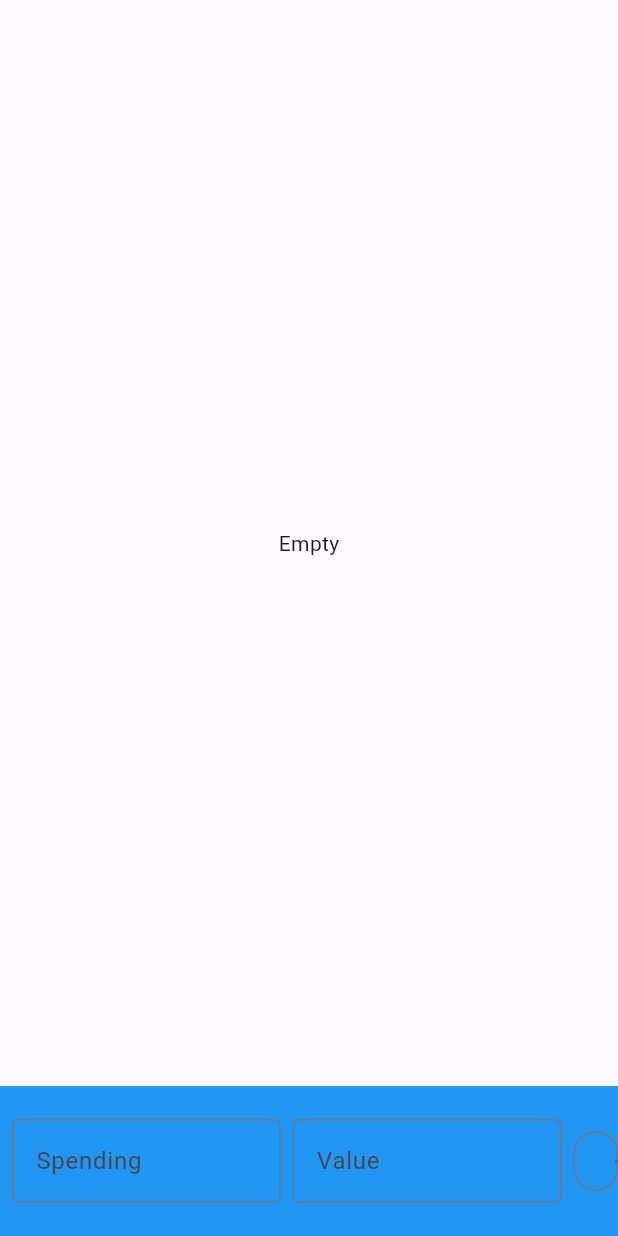
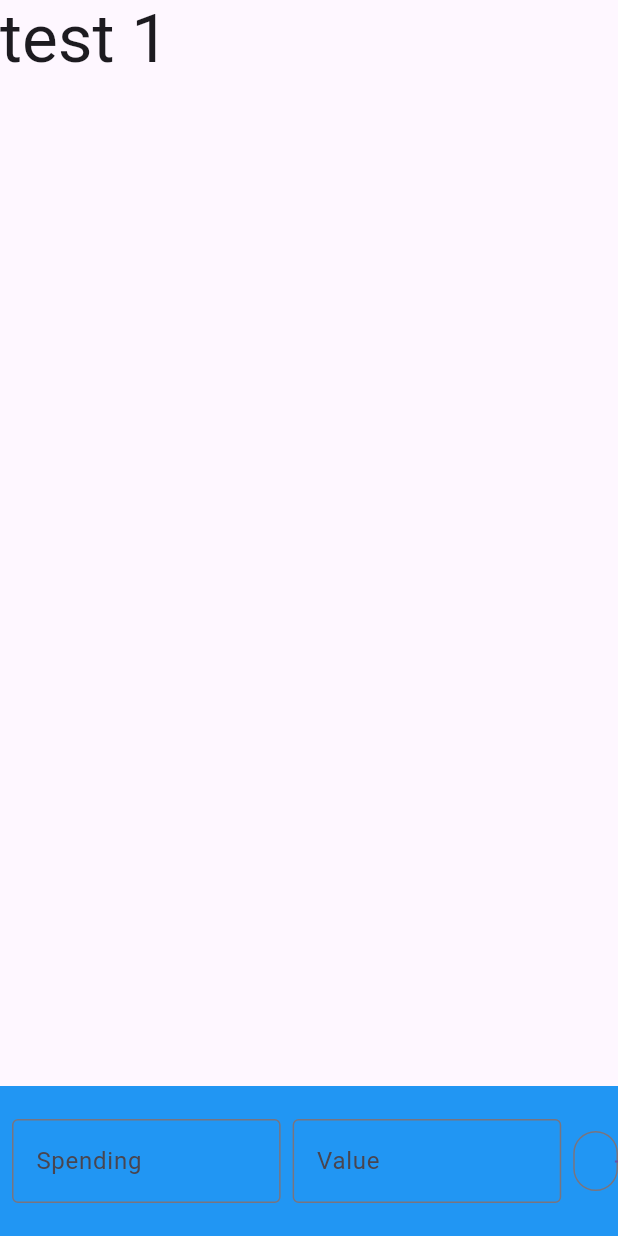
Before and after one commit to AdrienMDevMobile/flutter_gestion_finances, a Flutter app: the screen it shows after launch, after a tap on the "add" icon, on a phone screen of 412 x 824 dp. Run offline on Flutter 3.47's test engine with Material 3 defaults, Android fonts, the phone set to English and light mode, and no system bars; our stand-ins replace bloc, equatable, flutter_bloc.

```diff
--- /dev/null
+++ b/lib/spendings/bloc/spendings_bloc.dart
@@ -0,0 +1,20 @@
+import 'package:bloc/bloc.dart';
+import 'package:equatable/equatable.dart';
+import 'package:flutter/material.dart';
+
+import '../models/spending.dart';
+
+part 'spendings_event.dart';
+part 'spendings_state.dart';
+
+class SpendingsBloc extends Bloc<SpendingsEvent, SpendingsState> {
+  SpendingsBloc() : super(SpendingsInitial(List.empty())) {
+    on<AddSpendingEvent>(_onAddSpending);
+  }
+
+  void _onAddSpending(AddSpendingEvent event, Emitter<SpendingsState> emit) {
+    emit(SpendingsInitial(
+        List.from(state.spendings, growable: true).cast<Spending>()
+          ..add(Spending(value: event.value, name: event.name))));
+  }
+}
--- /dev/null
+++ b/lib/spendings/bloc/spendings_event.dart
@@ -0,0 +1,12 @@
+part of 'spendings_bloc.dart';
+
+@immutable
+sealed class SpendingsEvent {
+  const SpendingsEvent();
+}
+
+final class AddSpendingEvent extends SpendingsEvent {
+  const AddSpendingEvent({required this.value, required this.name});
+  final int value;
+  final String name;
+}
--- /dev/null
+++ b/lib/spendings/bloc/spendings_state.dart
@@ -0,0 +1,18 @@
+part of 'spendings_bloc.dart';
+
+@immutable
+sealed class SpendingsState extends Equatable {
+  const SpendingsState(this.spendings);
+
+  final List<Spending> spendings;
+
+  @override
+  List<Object> get props => [spendings];
+}
+
+final class SpendingsInitial extends SpendingsState {
+  const SpendingsInitial(super.spendings);
+
+  @override
+  String toString() => spendings.toString();
+}
--- /dev/null
+++ b/lib/spendings/models/models.dart
@@ -0,0 +1 @@
+export 'spending.dart';
--- a/lib/spendings/spendings.dart
+++ b/lib/spendings/spendings.dart
@@ -1,2 +1,4 @@
 //export 'domain/use_case/get_spendings_use_case.dart';
+export 'bloc/spendings_bloc.dart';
+export 'models/models.dart';
 export 'view/view.dart';
--- a/lib/spendings/view/cubit/spending_input_cubit.dart
+++ /dev/null
@@ -1,24 +0,0 @@
-//La classe observée
-import 'package:bloc/bloc.dart';
-
-import '../../domain/spending.dart';
-import 'spending_input_view_state.dart';
-import 'spendings_view_state.dart';
-
-class SpendingInputCubit extends Cubit<SpendingInputViewState> {
-  SpendingInputCubit() : super(SpendingInputViewState(name: "", value: 0));
-
-  /// Add the spending to the current state.
-  void add(int value, String name) {}
-
-  void onNameChanged(String newName) {
-    emit(SpendingInputViewState(name: newName, value: state.value));
-  }
-
-  void onValueChanged(int newValue) {
-    emit(SpendingInputViewState(name: state.name, value: newValue));
-  }
-
-  /// Subtract 1 from the current state.
-  //void decrement() => emit(state - 1);
-}
--- a/lib/spendings/view/cubit/spending_input_view_state.dart
+++ /dev/null
@@ -1,6 +0,0 @@
-class SpendingInputViewState {
-  String name;
-  int value;
-
-  SpendingInputViewState({required this.name, required this.value});
-}
--- a/lib/spendings/view/cubit/spendings_cubit.dart
+++ /dev/null
@@ -1,20 +0,0 @@
-//La classe observée
-import 'package:bloc/bloc.dart';
-
-import '../../domain/spending.dart';
-import 'spendings_view_state.dart';
-
-class SpendingsCubit extends Cubit<SpendingsViewState> {
-  SpendingsCubit()
-      : super(SpendingsViewState(spendings: List.empty(growable: true)));
-
-  /// Add the spending to the current state.
-  void add(int value, String name) {
-    emit(SpendingsViewState(
-        spendings: List.from(state.spendings, growable: true).cast<Spending>()
-          ..add(Spending(value: value, name: name))));
-  }
-
-  /// Subtract 1 from the current state.
-  //void decrement() => emit(state - 1);
-}
--- a/lib/spendings/view/cubit/spendings_view_state.dart
+++ /dev/null
@@ -1,7 +0,0 @@
-import '../../domain/spending.dart';
-
-class SpendingsViewState {
-  List<Spending> spendings;
-
-  SpendingsViewState({required this.spendings});
-}
--- a/lib/spendings/view/spending_create_bar.dart
+++ b/lib/spendings/view/spending_create_bar.dart
@@ -1,7 +1,7 @@
 import 'package:flutter/material.dart';
 import 'package:flutter_bloc/flutter_bloc.dart';
-import 'package:flutter_gestion_finances/spendings/view/cubit/spending_input_cubit.dart';
-import 'package:flutter_gestion_finances/spendings/view/cubit/spending_input_view_state.dart';
+
+import '../bloc/spendings_bloc.dart';
 
 class SpendingCreateBar extends StatelessWidget {
   const SpendingCreateBar({super.key});
@@ -16,35 +16,32 @@ class SpendingCreateBar extends StatelessWidget {
       child: Row(
         children: [
           const SizedBox(width: 8),
-          Flexible(
+          const Flexible(
               flex: 6,
               child: TextField(
-                decoration: const InputDecoration(
+                decoration: InputDecoration(
                   border: OutlineInputBorder(),
                   hintText: 'Spending',
                 ),
-                onChanged: (value) =>
-                    context.read<SpendingInputCubit>().onNameChanged(value),
               )),
           const SizedBox(width: 8),
-          Flexible(
+          const Flexible(
               flex: 6,
               child: TextField(
-                  decoration: const InputDecoration(
-                    border: OutlineInputBorder(),
-                    hintText: 'Value',
-                  ),
-                  keyboardType: TextInputType.number,
-                  onChanged: (value) => context
-                      .read<SpendingInputCubit>()
-                      .onValueChanged(int.parse(value)))),
+                decoration: InputDecoration(
+                  border: OutlineInputBorder(),
+                  hintText: 'Value',
+                ),
+                keyboardType: TextInputType.number,
+              )),
           //TODO variables de traduction
           const SizedBox(width: 8),
           Flexible(
               flex: 1,
               child: OutlinedButton(
-                onPressed: () =>
-                    context.read<SpendingInputCubit>().add(1, "test"),
+                onPressed: () => context
+                    .read<SpendingsBloc>()
+                    .add(const AddSpendingEvent(value: 1, name: "test")),
                 child: const Icon(Icons.add),
               )),
           const SizedBox(height: 8),
--- a/lib/spendings/view/spending_page.dart
+++ b/lib/spendings/view/spending_page.dart
@@ -1,9 +1,7 @@
 import 'package:flutter/material.dart';
 import 'package:flutter_bloc/flutter_bloc.dart';
-import 'package:flutter_gestion_finances/spendings/view/cubit/spendings_cubit.dart';
-import 'package:flutter_gestion_finances/spendings/view/spending_view.dart';
-
-import 'cubit/spending_input_cubit.dart';
+import '../bloc/spendings_bloc.dart';
+import 'spending_view.dart';
 
 class SpendingPage extends StatelessWidget {
   /// {@macro counter_page}
@@ -11,15 +9,8 @@ class SpendingPage extends StatelessWidget {
 
   @override
   Widget build(BuildContext context) {
-    return MultiBlocProvider(
-      providers: [
-        BlocProvider<SpendingsCubit>(
-          create: (context) => SpendingsCubit(),
-        ),
-        BlocProvider<SpendingInputCubit>(
-          create: (context) => SpendingInputCubit(),
-        ),
-      ],
+    return BlocProvider(
+      create: (_) => SpendingsBloc(),
       child: const SpendingView(),
     );
   }
--- a/lib/spendings/view/spending_view.dart
+++ b/lib/spendings/view/spending_view.dart
@@ -1,9 +1,6 @@
 import 'package:flutter/material.dart';
-import 'package:flutter_bloc/flutter_bloc.dart';
-import 'package:flutter_gestion_finances/spendings/spendings.dart';
-
-import 'cubit/spendings_view_state.dart';
 import 'spending_create_bar.dart';
+import 'spendings_list.dart';
 
 class SpendingView extends StatelessWidget {
   /// {@macro counter_view}
@@ -11,25 +8,9 @@ class SpendingView extends StatelessWidget {
 
   @override
   Widget build(BuildContext context) {
-    final textTheme = Theme.of(context).textTheme;
-    return Scaffold(
+    return const Scaffold(
       body: Center(
-        child: Column(children: <Widget>[
-          Expanded(
-            child: BlocBuilder<SpendingsCubit, SpendingsViewState>(
-              builder: (context, state) {
-                return state.spendings.isEmpty
-                    ? const Center(child: Text('Empty'))
-                    : ListView.builder(
-                        itemCount: state.spendings.length,
-                        itemBuilder: (_, index) => Text(
-                            '${state.spendings[index].name} ${state.spendings[index].value}',
-                            style: textTheme.displayMedium));
-              },
-            ),
-          ),
-          const SpendingCreateBar()
-        ]),
+        child: Column(children: <Widget>[SpendingsList(), SpendingCreateBar()]),
       ),
     );
   }
--- /dev/null
+++ b/lib/spendings/view/spendings_list.dart
@@ -0,0 +1,27 @@
+import 'package:flutter/material.dart';
+import 'package:flutter_bloc/flutter_bloc.dart';
+
+import '../bloc/spendings_bloc.dart';
+
+class SpendingsList extends StatelessWidget {
+  const SpendingsList({super.key});
+
+  @override
+  Widget build(BuildContext context) {
+    final textTheme = Theme.of(context).textTheme;
+
+    return Expanded(
+      child: BlocBuilder<SpendingsBloc, SpendingsState>(
+        builder: (context, state) {
+          return state.spendings.isEmpty
+              ? const Center(child: Text('Empty'))
+              : ListView.builder(
+                  itemCount: state.spendings.length,
+                  itemBuilder: (_, index) => Text(
+                      '${state.spendings[index].name} ${state.spendings[index].value}',
+                      style: textTheme.displayMedium));
+        },
+      ),
+    );
+  }
+}
--- a/lib/spendings/view/view.dart
+++ b/lib/spendings/view/view.dart
@@ -1,2 +1,2 @@
-export 'cubit/spendings_cubit.dart';
+//export 'domain/use_case/get_spendings_use_case.dart';
 export 'spending_page.dart';
--- /dev/null
+++ b/packages/spendings_repository/pubspec.yaml
@@ -0,0 +1,6 @@
+name: spending_repository
+description: Dart package which manages the spending domain.
+publish_to: none
+
+environment:
+  sdk: ">=3.0.0 <4.0.0"
--- a/pubspec.yaml
+++ b/pubspec.yaml
@@ -24,6 +24,7 @@ dependencies:
   # The following adds the Cupertino Icons font to your application.
   # Use with the CupertinoIcons class for iOS style icons.
   cupertino_icons: ^1.0.8
+  equatable: ^2.0.5
 
 dev_dependencies:
   flutter_test:
```
Also changed, not shown: lib/spendings/domain/use_case/get_spendings_use_case.dart (deleted), lib/spendings/models/spending.dart (renamed from lib/spendings/domain/spending.dart), packages/spendings_repository/pubspec.lock (added), pubspec.lock.
